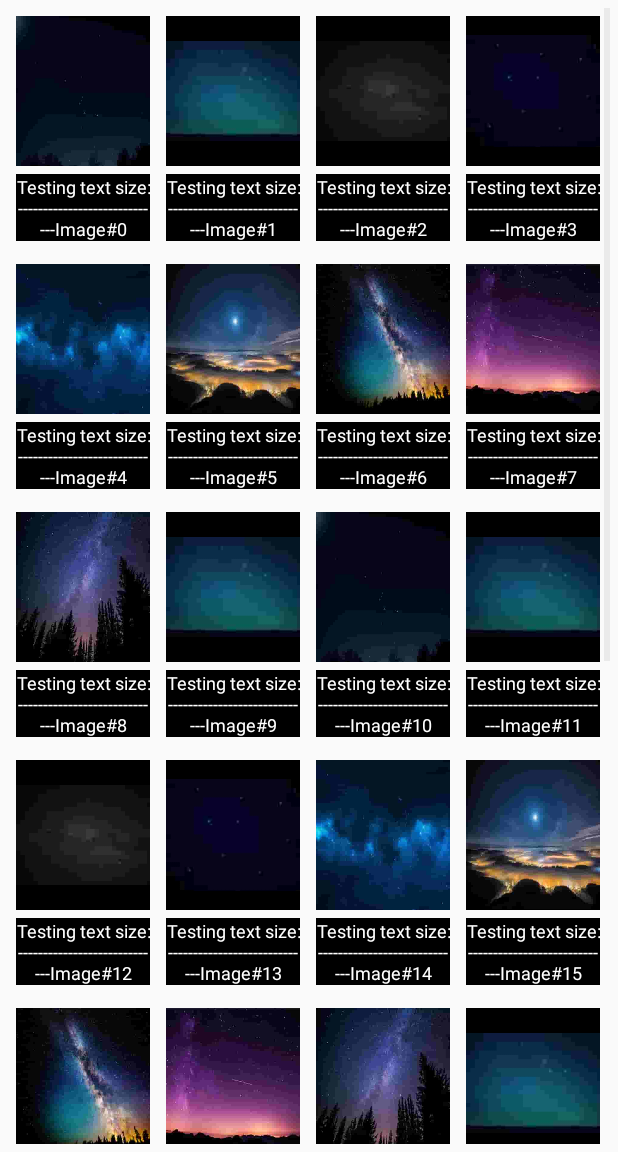
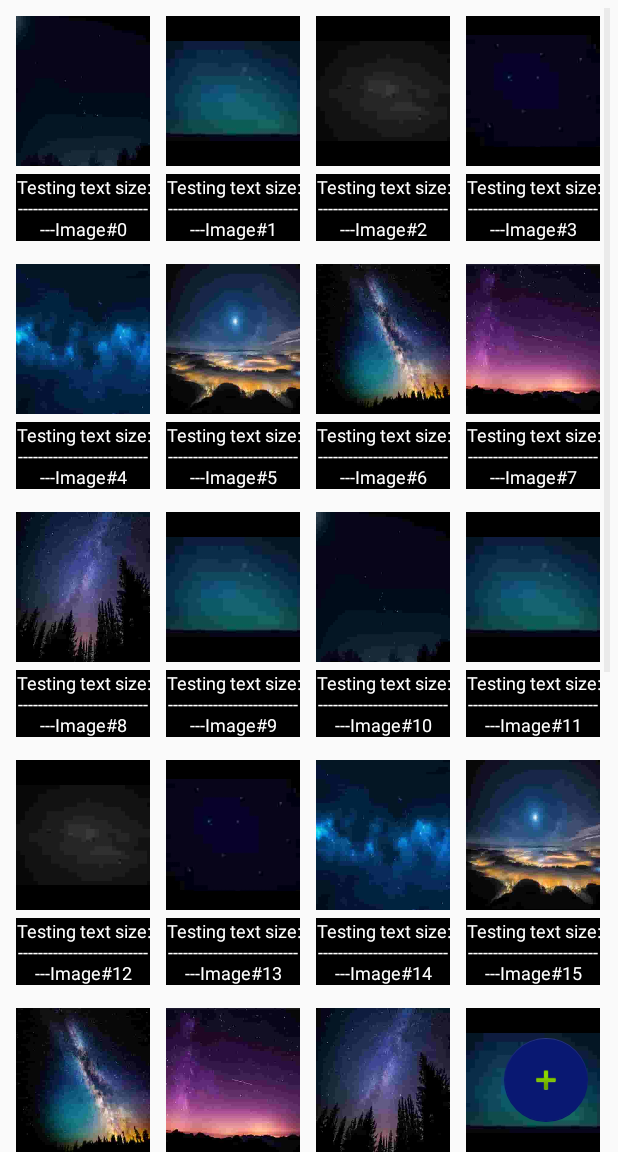
Before and after one commit to antunmod/TravelPacking, an Android app: the WardrobeActivity screen opened directly, with no data from a screen before it, on a phone screen of 412 x 824 dp, the part 84-1236 px from its top. Run offline under Robolectric (Android 15) with nearby library versions, the phone set to English and light mode, and no system bars.

Commit message:
Added Floating Action Button

```diff
--- a/app/src/main/res/layout/activity_wardrobe.xml
+++ b/app/src/main/res/layout/activity_wardrobe.xml
@@ -1,5 +1,6 @@
 <?xml version="1.0" encoding="utf-8"?>
 <RelativeLayout xmlns:android="http://schemas.android.com/apk/res/android"
+    xmlns:app="http://schemas.android.com/apk/res-auto"
     android:layout_width="match_parent"
     android:layout_height="match_parent">
 
@@ -7,7 +8,6 @@
         android:id="@+id/gridView"
         android:layout_width="fill_parent"
         android:layout_height="fill_parent"
-        android:layout_margin="5dp"
         android:columnWidth="100dp"
         android:drawSelectorOnTop="true"
         android:gravity="center"
@@ -15,5 +15,23 @@
         android:stretchMode="columnWidth"
         android:verticalSpacing="5dp"
         android:focusable="true"
-        android:clickable="true"/>
+        android:clickable="true"
+        android:layout_marginLeft="5dp"
+        android:layout_marginRight="5dp"
+        android:layout_marginTop="5dp"
+        android:layout_alignParentBottom="true" />
+
+    <android.support.design.widget.FloatingActionButton
+        android:id="@+id/floatingActionButton"
+        android:layout_width="wrap_content"
+        android:layout_height="wrap_content"
+        android:layout_alignParentBottom="true"
+        android:layout_alignParentEnd="true"
+        android:layout_alignParentRight="true"
+        android:layout_marginBottom="20dp"
+        android:layout_marginRight="20dp"
+        android:clickable="true"
+        app:backgroundTint="@color/colorPrimaryDark"
+        app:fabSize="normal"
+        app:srcCompat="@android:drawable/ic_input_add" />
 </RelativeLayout>
```
